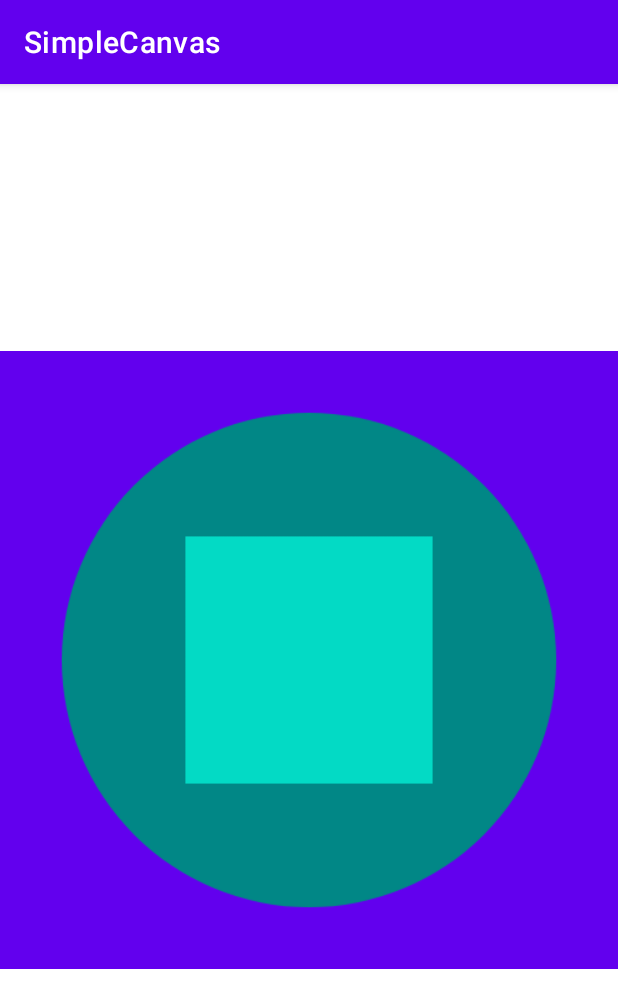
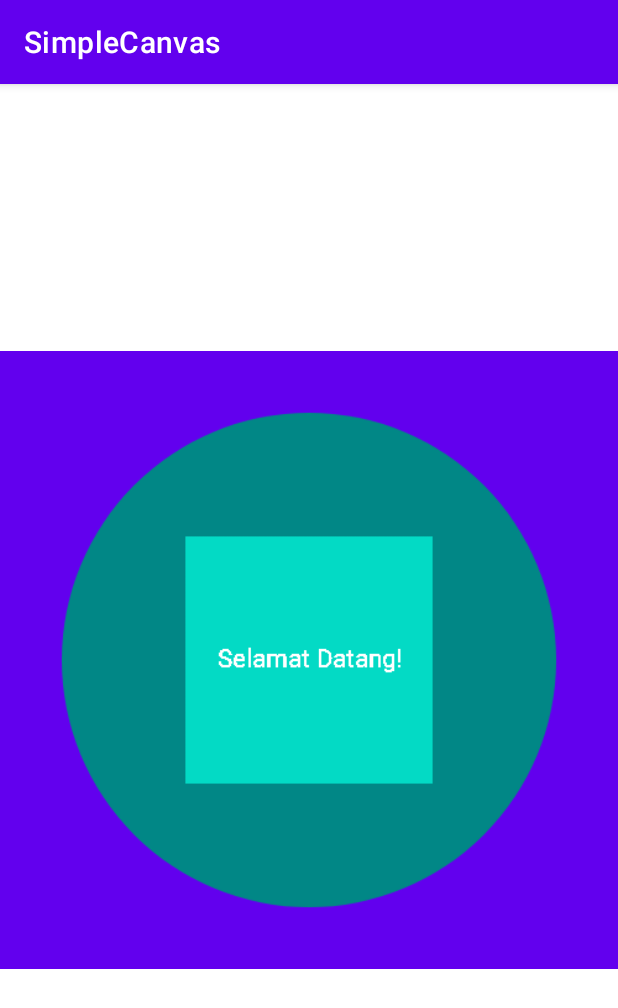
Before and after one commit to rivaldofez/exercise_android_intermediate, an Android app: the screen it shows after launch (MainActivity), on a phone screen of 412 x 824 dp. Shown: the top 1008 px of the screen. Run offline under Robolectric (Android 15) with nearby library versions, the phone set to English and light mode, and no system bars.

Commit message:
draw text and positioning in canvas

```diff
--- a/SimpleCanvas/app/src/main/java/com/rivaldofez/simplecanvas/MainActivity.kt
+++ b/SimpleCanvas/app/src/main/java/com/rivaldofez/simplecanvas/MainActivity.kt
@@ -5,6 +5,7 @@ import android.content.res.Resources
 import android.graphics.Bitmap
 import android.graphics.Canvas
 import android.graphics.Paint
+import android.graphics.Rect
 import androidx.appcompat.app.AppCompatActivity
 import android.os.Bundle
 import android.view.View
@@ -42,6 +43,18 @@ class MainActivity : AppCompatActivity() {
         )
 
 
+        val mPaintText =  Paint(Paint.FAKE_BOLD_TEXT_FLAG)
+        mPaintText.textSize = 20F
+        mPaintText.color = ResourcesCompat.getColor(resources, R.color.white, null)
+
+        val text = "Selamat Datang!"
+        val mBounds = Rect()
+        mPaintText.getTextBounds(text, 0, text.length, mBounds)
+
+        val x: Int = mBitmap.width/2 - mBounds.centerX()
+        val y: Int = mBitmap.height/2 - mBounds.centerY()
+
+        mCanvas.drawText(text, x.toFloat(), y.toFloat(), mPaintText)
 
     }
 }
```
